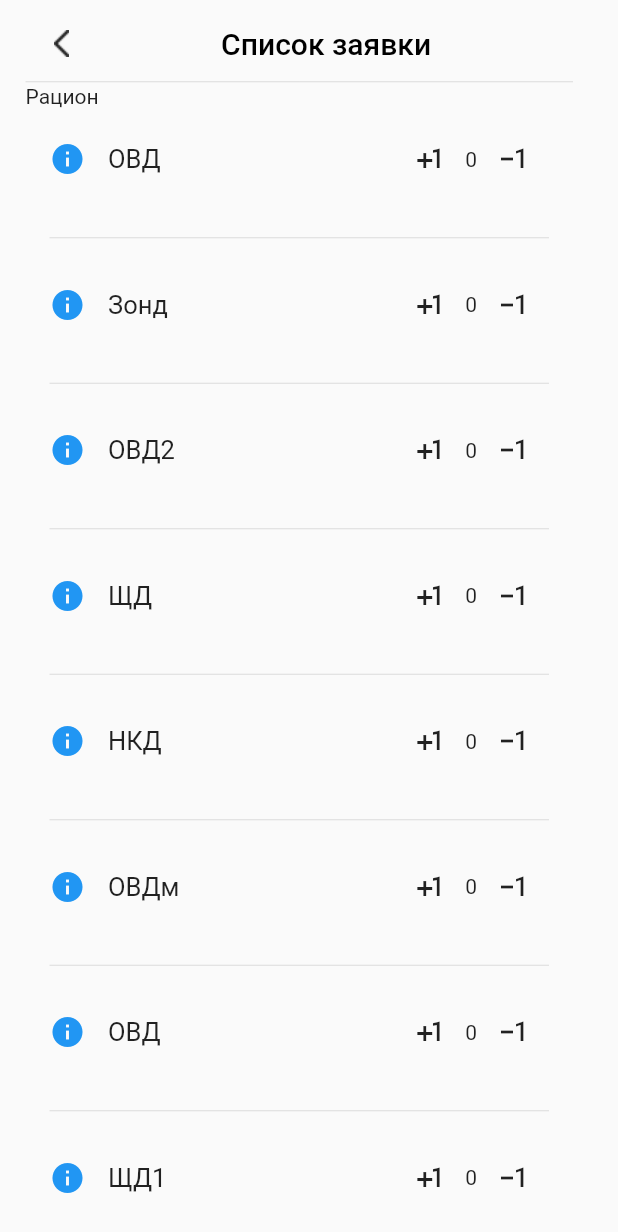
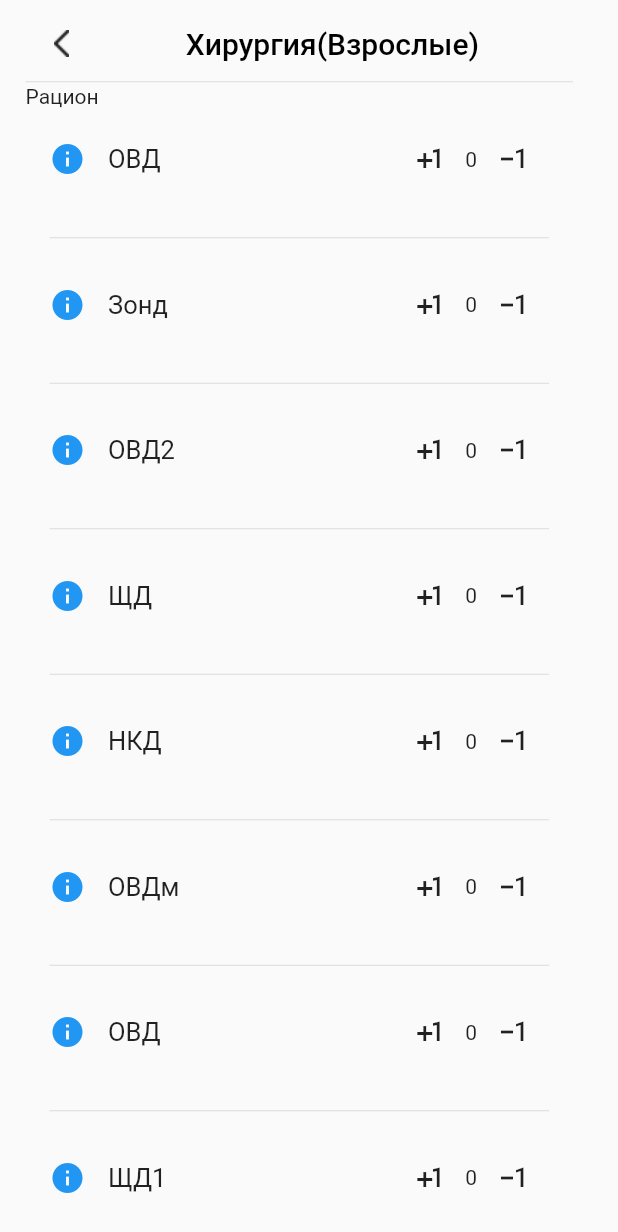
Before and after one commit to pawees/diet_app, a Flutter app: the screen it shows after launch, after a tap on "Создать новую заявку", after a tap on the "chevron right" icon, after a tap on "Хирургия(Взрослые)", on a phone screen of 412 x 824 dp. Shown: the top 1232 px of the screen. Run offline on Flutter 3.47's test engine with Material 2 defaults, Android fonts, the phone set to English and light mode, and no system bars; our stand-ins replace bloc, equatable, extended_masked_text, flutter_bloc, flutter_secure_storage, hive and 2 more; missing offline and left inert: jsonrpc2, lo_form; accounts and stored records are empty.

Commit message:
previous screeen btn , create common header,del hardcode from menuWidget,
fix listWiew Builder,

```diff
--- a/lib/ui/app_widget/headerWidget.dart
+++ b/lib/ui/app_widget/headerWidget.dart
@@ -1,10 +1,17 @@
 import 'package:flutter/material.dart';
+import 'package:flutter_bloc/flutter_bloc.dart';
+import 'package:game_app_training/ui/app_widget/bloc/app_bloc.dart';
 class HeaderWidget extends StatelessWidget {
-  const HeaderWidget({Key? key}) : super(key: key);
-
+  const HeaderWidget({Key? key, required this.title}) : super(key: key);
+  final String title;
   @override
   Widget build(BuildContext context) {
-    _prev_screen(){}
+    final appBloc = BlocProvider.of<AppBloc>(context);
+
+
+    _prev_screen(){
+          appBloc.add(PreviousScreenEvent());
+    }
     return SafeArea(
 
       child: Column(
@@ -14,8 +21,8 @@ class HeaderWidget extends StatelessWidget {
                 icon: ImageIcon(AssetImage('assets/images/chevron.png')),
                 onPressed: _prev_screen),
             Transform(
-              transform:  Matrix4.translationValues( MediaQuery.of(context).size.width/5, 0.0, 0.0),
-              child: const Text('Список заявки',
+              transform:  Matrix4.translationValues( MediaQuery.of(context).size.width/7, 0.0, 0.0),
+              child:  Text(title,
                   style: TextStyle(
                     color: Colors.black, fontSize: 20, fontWeight: FontWeight.w500),
                           ),
--- a/lib/ui/app_widget/menuWidget.dart
+++ b/lib/ui/app_widget/menuWidget.dart
@@ -19,53 +19,12 @@ List<Diets> menuNames = Diets.fetchAll();
 
 
 
-// class _MenuRowWidget extends StatelessWidget {
-//   final List<Diets> menuRow;
-//   const _MenuRowWidget({Key? key,required this.menuRow,}) : super(key: key);
-
-//   @override
-//   Widget build(BuildContext context) {
-//     return Column(
-//       children: menuRow.map((data) => _MenuWidgetRow(data: data)).toList(),
-//     );
-
-//   }
-// }
-
-// class _countBuilder extends StatelessWidget {
-//   const _countBuilder({Key? key}) : super(key: key);
-
-//   @override
-//   Widget build(BuildContext context) {
-//     return Text('0');
-
-//   }
-// }
  _countBuilder(data, AppState state) {
 
   if (state.status.isSelected){return Text(data.count.toString());}
 
     }
-//   class _countBuilder extends StatelessWidget {
-//   _countBuilder({Key? key,required this.data}) : super(key: key);
-//   Diets data;
 
-
-//   @override
-//   Widget build(BuildContext context) {
-//     return BlocBuilder<AppBloc,AppState>(
-//       builder: (context,state) {
-//          if (state.status.isSelected) {
-//           return Text(data.count.toString());
-//         } else {
-//           return const SizedBox();
-
-
-//       }});
-
-//   }
-// }
-//
 
 class SummaryAndBtnWidget extends StatelessWidget {
   const SummaryAndBtnWidget({Key? key, required this.state}) : super(key: key);
@@ -74,10 +33,14 @@ class SummaryAndBtnWidget extends StatelessWidget {
   @override
   Widget build(BuildContext context) {
     final appBloc = BlocProvider.of<AppBloc>(context);
+    var place = state!.places![state!.selected_id];
+
 
     _next_place(){
       //checking for null diets count,if null drop error.
-      listPlaces.add(Places(id: '1', name: 'ok', diets: menuNames));//id-name - hardcode
+
+      //использовать не лист,а то,что не будет дублироваться MAP<index,Places>
+      listPlaces.add(Places(id: place.id, name: place.name, diets: menuNames));//id-name - hardcode
       menuNames = Diets.fetchAll();
       int len = state!.places!.length - 1;
       int cur = state!.selected_id;
@@ -87,7 +50,7 @@ class SummaryAndBtnWidget extends StatelessWidget {
 
     _formed_order(){
       //check list count not null
-       listPlaces.add(Places(id: '1', name: 'ok', diets: menuNames));//id-name - hardcode
+      listPlaces.add(Places(id: place.id, name: place.name, diets: menuNames));//id-name - hardcode
       menuNames = Diets.fetchAll();
       Order order = Order(id:'130-re3-2', places: listPlaces);
       appBloc.add(FormOrderEvent(order));
@@ -194,11 +157,13 @@ class MenuChoiseWidget extends StatelessWidget {
     return BlocBuilder<AppBloc,AppState>(
       builder: (context,state) {
         var place = state.places![state.selected_id];
+
+
         return  Padding(
             padding: const EdgeInsets.fromLTRB(17, 5, 30, 5),
             child: Column(
               children: [
-                HeaderWidget(),
+                HeaderWidget(title: place.name),
                 Row(
                   crossAxisAlignment: CrossAxisAlignment.start,
                   children: [
--- a/lib/ui/app_widget/orderCreateWidget.dart
+++ b/lib/ui/app_widget/orderCreateWidget.dart
@@ -58,8 +58,7 @@ class OrderCreateWidget extends StatelessWidget {
                 SizedBox(height: 20,),
                 Text('Отделения',style: header1()),
                 SizedBox(height: 25,),
-                Container(
-                  height: 350,// FIXME: relative sizes in project
+                Expanded(
                   child: ListView.builder(
                       shrinkWrap: true,
                       // physics: NeverScrollableScrollPhysics(),
--- a/lib/ui/app_widget/preRequestWidget.dart
+++ b/lib/ui/app_widget/preRequestWidget.dart
@@ -18,7 +18,7 @@ class PreRequestWidget extends StatelessWidget {
 
     }
     _prev_screen(){
-      appBloc.add(TapCreateOrderEvent(appBloc.state.status));
+      appBloc.add(PreviousScreenEvent());
     }
     return SafeArea(
 
--- a/lib/ui/home_layout.dart
+++ b/lib/ui/home_layout.dart
@@ -1,6 +1,7 @@
 import 'package:flutter/material.dart';
 import 'package:flutter_bloc/flutter_bloc.dart';
 import 'package:game_app_training/ui/app_widget/bloc/app_bloc.dart';
+import 'package:game_app_training/ui/app_widget/menuWidget.dart';
 import 'package:game_app_training/ui/app_widget/navigator.dart';
 import 'package:game_app_training/ui/app_widget/orderCreateWidget.dart';
 import 'package:game_app_training/ui/app_widget/preRequestWidget.dart';
@@ -56,6 +57,9 @@ class HomeLayout extends StatelessWidget {
          if (loginBloc.state.status.isSuccess && appBloc.state.status.isPreRequestOrder){
           return PreRequestWidget(order: appBloc.state.order!,date:appBloc.state.date!);
          }
+         if (loginBloc.state.status.isSuccess && appBloc.state.status.isSelected){
+          return MenuChoiseWidget();
+        }
         else {
           return const SizedBox();
         }
```
Also changed, not shown: lib/ui/app_widget/bloc/app_bloc.dart (+12 -3 lines).
